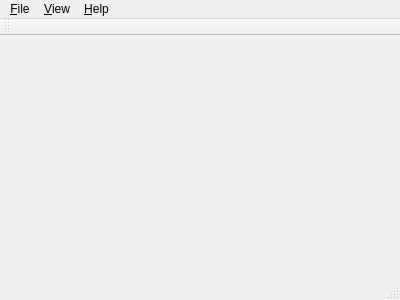
Qt form mainwindow.ui (duythanhphan/DiscreteCosineTransform) before a commit.
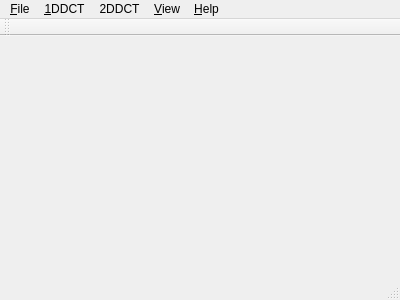
The same form after that commit. Icons and pictures are not drawn.

The edit to the form file:
```diff
--- a/mainwindow.ui
+++ b/mainwindow.ui
@@ -46,7 +46,22 @@
     </property>
     <addaction name="action_About"/>
    </widget>
+   <widget class="QMenu" name="menu_1DDCT">
+    <property name="title">
+     <string>&amp;1DDCT</string>
+    </property>
+    <addaction name="action_RowThenColumn"/>
+   </widget>
+   <widget class="QMenu" name="menu2DDCT">
+    <property name="title">
+     <string>2DDCT</string>
+    </property>
+    <addaction name="actionWholeImage"/>
+    <addaction name="action8_8_blocks"/>
+   </widget>
    <addaction name="menuFile"/>
+   <addaction name="menu_1DDCT"/>
+   <addaction name="menu2DDCT"/>
    <addaction name="menu_View"/>
    <addaction name="menu_Help"/>
   </widget>
```
Left out of the diff: 20 changed lines with no effect on the pictures.
